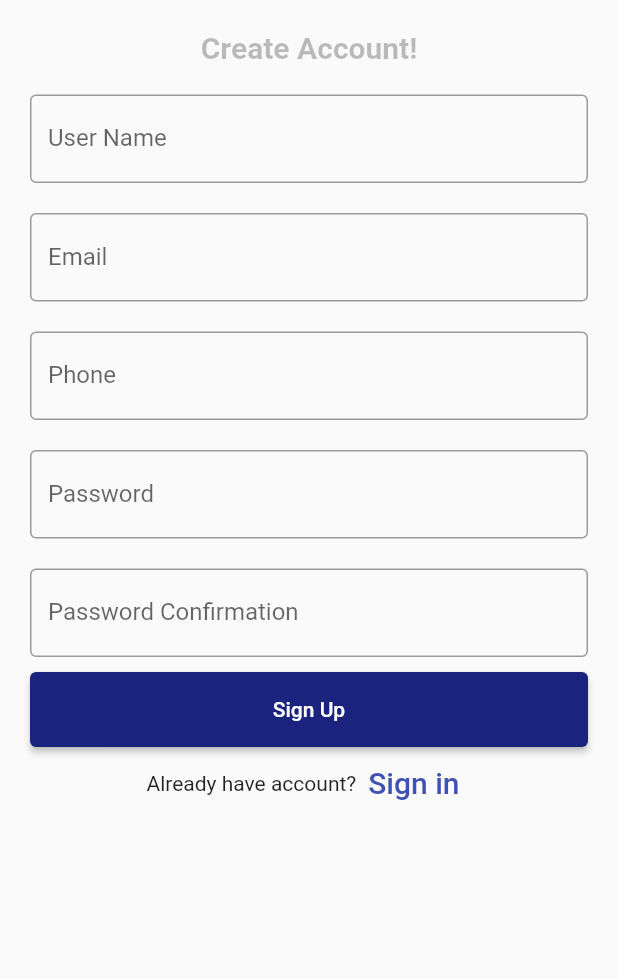
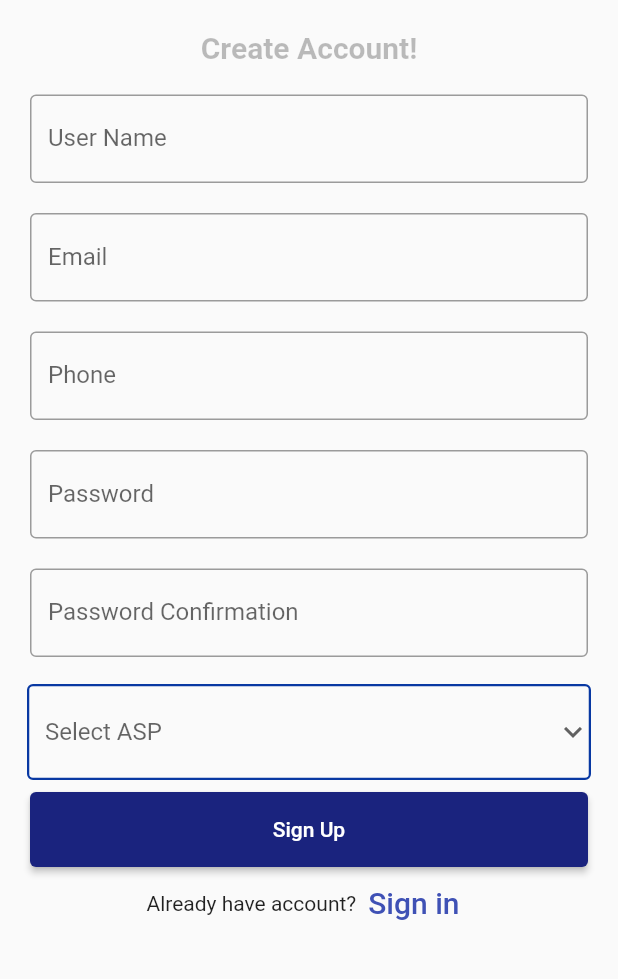
Before and after one commit to walid2018-2018/flutter_app1, a Flutter app: the registrationPage screen opened directly, on a phone screen of 412 x 824 dp, the part 75-1054 px from its top. Run offline on Flutter 3.47's test engine with Material 2 defaults, Android fonts, the phone set to English and light mode, and no system bars.

Commit message:
updates with ASP need to add real ones

```diff
--- a/lib/Screens/resgistrationPage.dart
+++ b/lib/Screens/resgistrationPage.dart
@@ -2,13 +2,10 @@ import 'package:chat1/Screens/chatPage.dart';
 import 'package:chat1/Screens/loginPage.dart';
 import 'package:flutter/material.dart';
 
-
 class registrationPage extends StatefulWidget {
   @override
   _registrationPagetState createState() => _registrationPagetState();
-
 }
-
 
 class _registrationPagetState extends State<registrationPage> {
   TextEditingController usernameController = TextEditingController();
@@ -16,6 +13,8 @@ class _registrationPagetState extends State<registrationPage> {
   TextEditingController phoneController = TextEditingController();
   TextEditingController passwordController = TextEditingController();
   TextEditingController passwordController2 = TextEditingController();
+  String val = 'Ericsson';
+
   @override
   Widget build(BuildContext context) {
     return /*Padding*/ Scaffold(
@@ -38,7 +37,10 @@ class _registrationPagetState extends State<registrationPage> {
                     padding: const EdgeInsets.all(10),
                     child: const Text(
                       'Create Account!',
-                  style: TextStyle(fontSize: 20 , fontWeight: FontWeight.bold , color: Colors.black26),
+                      style: TextStyle(
+                          fontSize: 20,
+                          fontWeight: FontWeight.bold,
+                          color: Colors.black26),
                     )),
                 Container(
                   padding: const EdgeInsets.all(10),
@@ -51,7 +53,6 @@ class _registrationPagetState extends State<registrationPage> {
                     ),
                   ),
                 ),
-
                 Container(
                   padding: const EdgeInsets.all(10),
                   child: TextField(
@@ -64,6 +65,9 @@ class _registrationPagetState extends State<registrationPage> {
                   ),
                 ),
 
+//*******************************************
+
+//******************************************** */
 
                 Container(
                   padding: const EdgeInsets.all(10),
@@ -76,7 +80,6 @@ class _registrationPagetState extends State<registrationPage> {
                     ),
                   ),
                 ),
-
                 Container(
                   padding: const EdgeInsets.all(10),
                   //padding: const EdgeInsets.fromLTRB(10, 10, 10, 0),
@@ -90,9 +93,9 @@ class _registrationPagetState extends State<registrationPage> {
                     ),
                   ),
                 ),
-
                 Container(
                   padding: const EdgeInsets.all(10),
+
                   ///  padding: const EdgeInsets.fromLTRB(10, 10, 10, 0),
                   child: TextField(
                     obscureText: true,
@@ -105,16 +108,67 @@ class _registrationPagetState extends State<registrationPage> {
                   ),
                 ),
 
+                Padding(
+                  padding: const EdgeInsets.all(8.0),
+                  child: DropdownButtonFormField(
+                    icon: Icon(Icons.keyboard_arrow_down_sharp),
+                    onChanged: (v) {
+                      print("encienne : " + val);
+                      val = v.toString();
+                      print("nouvelle : " + val);
+                    },
+                    decoration: InputDecoration(
+                      enabledBorder: OutlineInputBorder(
+                          borderSide:
+                              BorderSide(color: Color(0xff0838a2), width: 1.5)),
+                      labelText: "Select ASP",
+                    ),
+                    items: [
+                      DropdownMenuItem(
+                        child: Text(
+                          "Ericsson",
+                        ),
+                        value: "Ericsson",
+                      ),
+                      DropdownMenuItem(
+                        child: Text(
+                          "ATM",
+                        ),
+                        value: "ATM",
+                      ),
+                      DropdownMenuItem(
+                        child: Text(
+                          "item3",
+                        ),
+                        value: "item3",
+                      ),
+                      DropdownMenuItem(
+                        child: Text(
+                          "item4",
+                        ),
+                        value: "item4",
+                      ),
+                      DropdownMenuItem(
+                        child: Text(
+                          "item5",
+                        ),
+                        value: "item5",
+                      ),
+                    ],
+                  ),
+                ),
+
                 Container(
                     height: 50,
                     padding: const EdgeInsets.fromLTRB(10, 0, 10, 0),
                     child: ElevatedButton(
                       child: const Text('Sign Up'),
-                  style: ButtonStyle(backgroundColor: MaterialStateProperty.all(Colors.indigo[900]) ),
+                      style: ButtonStyle(
+                          backgroundColor:
+                              MaterialStateProperty.all(Colors.indigo[900])),
                       onPressed: () {
-
-
-                    Navigator.push(context, MaterialPageRoute(builder: (context){
+                        Navigator.push(context,
+                            MaterialPageRoute(builder: (context) {
                           return loginPage();
                         }));
 
@@ -122,25 +176,25 @@ class _registrationPagetState extends State<registrationPage> {
                         print(emailController.text);
                         print(phoneController.text);
                         print(passwordController.text);
-                    if (passwordController.text == passwordController2.text){
+                        if (passwordController.text ==
+                            passwordController2.text) {
                           print(passwordController2.text);
                         } else {
                           print("Password confirmation error!");
                         }
                       },
-                )
-            ),
-
+                    )),
                 Row(
                   children: <Widget>[
                     const Text('Already have account?'),
                     TextButton(
                       child: const Text(
                         'Sign in',
-                    style: TextStyle(fontSize: 20 , color: Colors.indigo),
+                        style: TextStyle(fontSize: 20, color: Colors.indigo),
                       ),
                       onPressed: () {
-                     Navigator.push(context, MaterialPageRoute(builder: (context){
+                        Navigator.push(context,
+                            MaterialPageRoute(builder: (context) {
                           return loginPage();
                         }));
                       },
```
Lines whose indentation alone changed are shown as unchanged.
